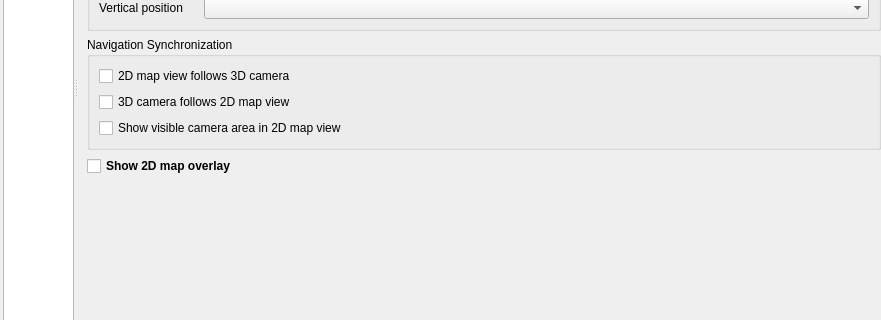
The window that src/ui/3d/map3dconfigwidget.ui (qgis/QGIS) describes before a commit, drawn with Qt 5; both pictures show x 0 to 881 and y 249 to 569 of the 881 by 665 pixel window.
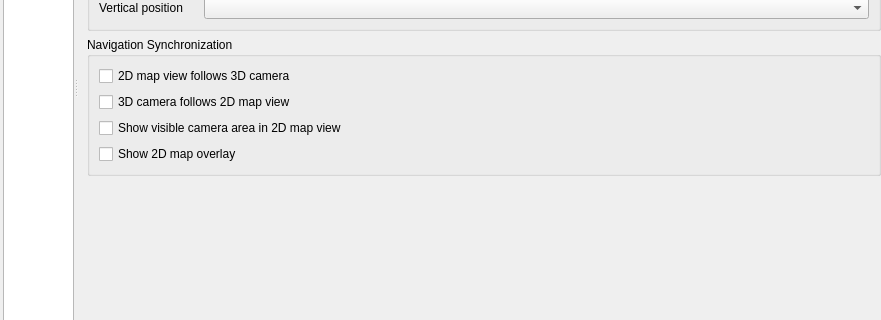
The same window after the commit. The open tabs and pages were chosen to show the change. Icons and pictures are not drawn. Custom widgets are drawn as their Qt base class.

Commit message:
Move the "Show 2D map overlay" option under the "Navigation Synchronisation" group
It relates to the navigation convenience and its location as single item just below looks weird.
Also remove the bold font applied to the option.

```diff
--- a/src/ui/3d/map3dconfigwidget.ui
+++ b/src/ui/3d/map3dconfigwidget.ui
@@ -1097,17 +1097,14 @@
                     </property>
                    </widget>
                   </item>
-                 </layout>
-                </widget>
-               </item>
                <item>
                 <widget class="QCheckBox" name="mShowMapOverlayCheckBox">
-                 <property name="styleSheet">
-                  <string notr="true">font-weight: bold</string>
-                 </property>
                  <property name="text">
                   <string>Show 2D map overlay</string>
                  </property>
+                   </widget>
+                  </item>
+                 </layout>
                 </widget>
                </item>
                <item>
```
Lines whose indentation alone changed are shown as unchanged.
